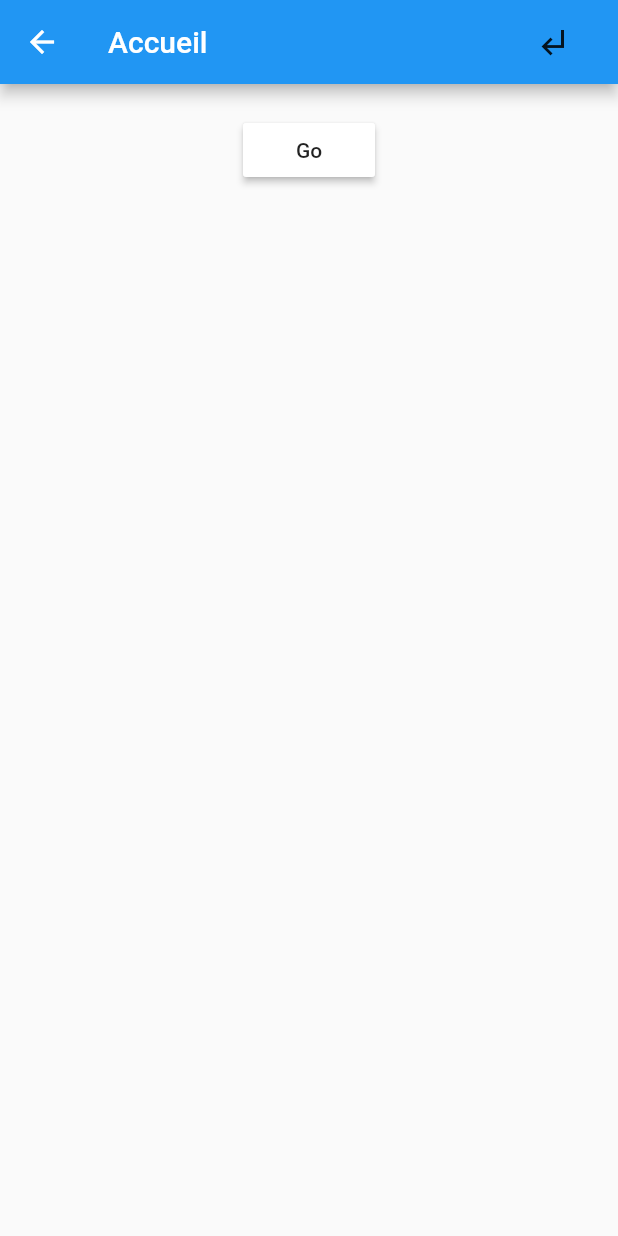
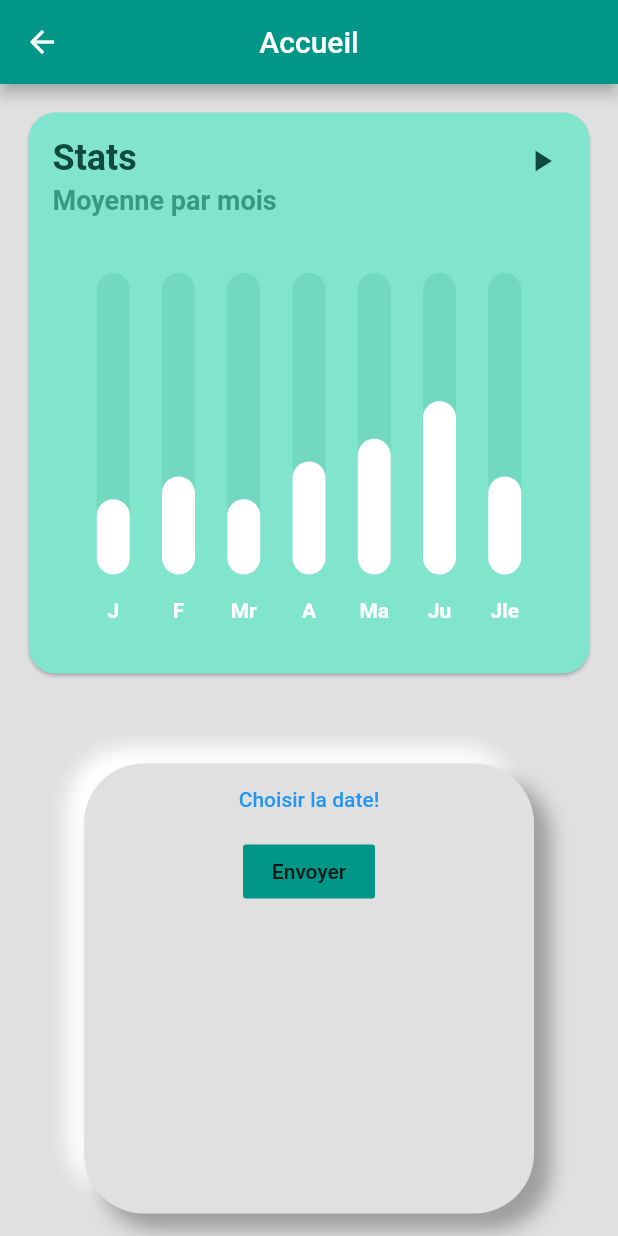
Before and after one commit to jeydi243/jwparticipant, a Flutter app: the HomePage screen opened directly, on a phone screen of 412 x 824 dp. Run offline on Flutter 3.47's test engine with Material 2 defaults, Android fonts, the phone set to English and light mode, and no system bars; drawn by our look-alikes of fl_chart; our stand-ins replace cloud_firestore, firebase_auth, flutter_datetime_picker, google_fonts; missing offline and left inert: loading; accounts and stored records are empty.

Commit message:
charts added

```diff
--- /dev/null
+++ b/lib/chart.dart
@@ -0,0 +1,310 @@
+import 'dart:async';
+import 'dart:math';
+
+import 'package:fl_chart/fl_chart.dart';
+import 'package:flutter/material.dart';
+
+class BarChartSample1 extends StatefulWidget {
+	final List < Color > availableColors = [
+		Colors.purpleAccent,
+		Colors.yellow,
+		Colors.lightBlue,
+		Colors.orange,
+		Colors.pink,
+		Colors.redAccent,
+	];
+
+	@override
+	State <StatefulWidget> createState() => BarChartSample1State();
+}
+
+class BarChartSample1State extends State < BarChartSample1 > {
+	final Color barBackgroundColor =
+	const Color(0xff72d8bf);
+	final Duration animDuration = Duration(milliseconds: 250);
+
+	int touchedIndex;
+
+	bool isPlaying = false;
+
+	@override
+	Widget build(BuildContext context) {
+		return AspectRatio(
+			aspectRatio: 1,
+			child: Card(
+				shape: RoundedRectangleBorder(borderRadius: BorderRadius.circular(18)),
+				color: const Color(0xff81e5cd),
+					child: Stack(
+						children: < Widget > [
+							Padding(
+								padding: const EdgeInsets.all(16),
+									child: Column(
+										crossAxisAlignment: CrossAxisAlignment.stretch,
+										mainAxisAlignment: MainAxisAlignment.start,
+										mainAxisSize: MainAxisSize.max,
+										children: <Widget> [
+											Text(
+												'Stats',
+												style: TextStyle(
+													color: const Color(0xff0f4a3c), fontSize: 24, fontWeight: FontWeight.bold),
+											),
+											const SizedBox(
+													height: 4,
+												),
+												Text(
+													"Moyenne par mois",
+													style: TextStyle(
+														color: const Color(0xff379982), fontSize: 18, fontWeight: FontWeight.bold),
+												),
+												const SizedBox(
+														height: 38,
+													),
+													Expanded(
+														child: Padding(
+															padding: const EdgeInsets.symmetric(horizontal: 8.0),
+																child: BarChart(
+																	isPlaying ? randomData() : mainBarData(),
+																	swapAnimationDuration: animDuration,
+																),
+														),
+													),
+													const SizedBox(
+														height: 12,
+													),
+										],
+									),
+							),
+							Padding(
+								padding: const EdgeInsets.all(8.0),
+									child: Align(
+										alignment: Alignment.topRight,
+										child: IconButton(
+											icon: Icon(
+												isPlaying ? Icons.pause : Icons.play_arrow,
+												color: const Color(0xff0f4a3c),
+											),
+											onPressed: () {
+												setState(() {
+													isPlaying = !isPlaying;
+													if (isPlaying) {
+														refreshState();
+													}
+												});
+											},
+										),
+									),
+							)
+						],
+					),
+			),
+		);
+	}
+
+	BarChartGroupData makeGroupData(
+		int x,
+		double y, {
+			bool isTouched = false,
+			Color barColor = Colors.white,
+			double width = 22,
+			List < int > showTooltips =
+			const [],
+		}) {
+		return BarChartGroupData(
+			x: x,
+			barRods: [
+				BarChartRodData(
+					y: isTouched ? y + 1 : y,
+					color: isTouched ? Colors.yellow : barColor,
+					width: width,
+					backDrawRodData: BackgroundBarChartRodData(
+						show: true,
+						y: 20,
+						color: barBackgroundColor,
+					),
+				),
+			],
+			showingTooltipIndicators: showTooltips,
+		);
+	}
+
+	List < BarChartGroupData > showingGroups() => List.generate(7, (i) {
+		switch (i) {
+			case 0:
+				return makeGroupData(0, 5, isTouched: i == touchedIndex);
+			case 1:
+				return makeGroupData(1, 6.5, isTouched: i == touchedIndex);
+			case 2:
+				return makeGroupData(2, 5, isTouched: i == touchedIndex);
+			case 3:
+				return makeGroupData(3, 7.5, isTouched: i == touchedIndex);
+			case 4:
+				return makeGroupData(4, 9, isTouched: i == touchedIndex);
+			case 5:
+				return makeGroupData(5, 11.5, isTouched: i == touchedIndex);
+			case 6:
+				return makeGroupData(6, 6.5, isTouched: i == touchedIndex);
+			default:
+				return null;
+		}
+	});
+
+	BarChartData mainBarData() {
+		return BarChartData(
+			barTouchData: BarTouchData(
+				touchTooltipData: BarTouchTooltipData(
+					tooltipBgColor: Colors.blueGrey,
+					getTooltipItem: (group, groupIndex, rod, rodIndex) {
+						String weekDay;
+						switch (group.x.toInt()) {
+							case 0:
+								weekDay = 'Janvier';
+								break;
+							case 1:
+								weekDay = 'Fevrier';
+								break;
+							case 2:
+								weekDay = 'Mars';
+								break;
+							case 3:
+								weekDay = 'Avril';
+								break;
+							case 4:
+								weekDay = 'Mai';
+								break;
+							case 5:
+								weekDay = 'Juin';
+								break;
+							case 6:
+								weekDay = 'Juillet';
+								break;
+						}
+						return BarTooltipItem(
+							weekDay + '\n' + (rod.y - 1).toString(), TextStyle(color: Colors.yellow));
+					}),
+				touchCallback: (barTouchResponse) {
+					setState(() {
+						if (barTouchResponse.spot != null &&
+							barTouchResponse.touchInput is!FlPanEnd &&
+							barTouchResponse.touchInput is!FlLongPressEnd) {
+							touchedIndex = barTouchResponse.spot.touchedBarGroupIndex;
+						} else {
+							touchedIndex = -1;
+						}
+					});
+				},
+			),
+			titlesData: FlTitlesData(
+				show: true,
+				bottomTitles: SideTitles(
+					showTitles: true,
+					textStyle: TextStyle(color: Colors.white, fontWeight: FontWeight.bold, fontSize: 14),
+					margin: 16,
+					getTitles: (double value) {
+						switch (value.toInt()) {
+							case 0:
+								return 'J';
+							case 1:
+								return 'F';
+							case 2:
+								return 'Mr';
+							case 3:
+								return 'A';
+							case 4:
+								return 'Ma';
+							case 5:
+								return 'Ju';
+							case 6:
+								return 'Jle';
+							default:
+								return '';
+						}
+					},
+				),
+				leftTitles: const SideTitles(
+					showTitles: false,
+				),
+			),
+			borderData: FlBorderData(
+				show: false,
+			),
+			barGroups: showingGroups(),
+		);
+	}
+
+	BarChartData randomData() {
+		return BarChartData(
+			barTouchData: const BarTouchData(
+					enabled: false,
+				),
+				titlesData: FlTitlesData(
+					show: true,
+					bottomTitles: SideTitles(
+						showTitles: true,
+						textStyle: TextStyle(color: Colors.white, fontWeight: FontWeight.bold, fontSize: 14),
+						margin: 16,
+						getTitles: (double value) {
+							switch (value.toInt()) {
+								case 0:
+									return 'M';
+								case 1:
+									return 'T';
+								case 2:
+									return 'W';
+								case 3:
+									return 'T';
+								case 4:
+									return 'F';
+								case 5:
+									return 'S';
+								case 6:
+									return 'S';
+								default:
+									return '';
+							}
+						},
+					),
+					leftTitles: const SideTitles(
+						showTitles: false,
+					),
+				),
+				borderData: FlBorderData(
+					show: false,
+				),
+				barGroups: List.generate(7, (i) {
+					switch (i) {
+						case 0:
+							return makeGroupData(0, Random().nextInt(15).toDouble() + 6,
+								barColor: widget.availableColors[Random().nextInt(widget.availableColors.length)]);
+						case 1:
+							return makeGroupData(1, Random().nextInt(15).toDouble() + 6,
+								barColor: widget.availableColors[Random().nextInt(widget.availableColors.length)]);
+						case 2:
+							return makeGroupData(2, Random().nextInt(15).toDouble() + 6,
+								barColor: widget.availableColors[Random().nextInt(widget.availableColors.length)]);
+						case 3:
+							return makeGroupData(3, Random().nextInt(15).toDouble() + 6,
+								barColor: widget.availableColors[Random().nextInt(widget.availableColors.length)]);
+						case 4:
+							return makeGroupData(4, Random().nextInt(15).toDouble() + 6,
+								barColor: widget.availableColors[Random().nextInt(widget.availableColors.length)]);
+						case 5:
+							return makeGroupData(5, Random().nextInt(15).toDouble() + 6,
+								barColor: widget.availableColors[Random().nextInt(widget.availableColors.length)]);
+						case 6:
+							return makeGroupData(6, Random().nextInt(15).toDouble() + 6,
+								barColor: widget.availableColors[Random().nextInt(widget.availableColors.length)]);
+						default:
+							return null;
+					}
+				}),
+		);
+	}
+
+	Future < dynamic > refreshState() async {
+		setState(() {});
+		await Future < dynamic > .delayed(animDuration + Duration(milliseconds: 50));
+		if (isPlaying) {
+			refreshState();
+		}
+	}
+}
--- a/lib/home.dart
+++ b/lib/home.dart
@@ -1,8 +1,14 @@
+// import 'dart:async';
+import 'package:vibration/vibration.dart';
+// import 'package:datetime_picker_formfield/datetime_picker_formfield.dart';
+import 'package:flutter_datetime_picker/flutter_datetime_picker.dart';
 import 'package:cloud_firestore/cloud_firestore.dart';
 import 'package:flutter/material.dart';
+import 'package:intl/intl.dart';
 import 'package:jwparticipant/auth.dart';
 import 'package:jwparticipant/record.dart';
 
+import 'chart.dart';
 
 class HomePage extends StatefulWidget {
 
@@ -20,6 +26,7 @@ class HomePage extends StatefulWidget {
 }
 
 class _HomePageState extends State < HomePage > {
+	final format = DateFormat("dd-MM-yyyy");
 	void _signOut() async {
 		try {
 			print("la methode est appelé");
@@ -35,16 +42,86 @@ class _HomePageState extends State < HomePage > {
 	@override
 	Widget build(BuildContext context) {
 		return Scaffold(
+			backgroundColor: Colors.grey[300],
 			appBar: AppBar(
+				centerTitle: true,
 				title: Text('Accueil'),
-				actions: < Widget > [
-					FlatButton(
-						child: Icon(Icons.subdirectory_arrow_left),
-						onPressed: _signOut,
-					)
-				],
+				backgroundColor: Colors.teal,
 			),
-			body: _buildBody(context),
+			body: Center(
+				child: Container(
+					padding: EdgeInsets.all(15.0),
+					child: Column(
+						children: < Widget > [
+							Container(
+								child: Column(
+									children: < Widget > [
+
+										BarChartSample1(),
+									],
+								),
+							),
+							Spacer(flex: 2),
+							Container(
+								height: 300,
+								width: 300,
+								decoration: BoxDecoration(
+									color: Colors.grey[300],
+									borderRadius: BorderRadius.all(Radius.circular(40)),
+									boxShadow: [
+										BoxShadow(
+											color: Colors.white,
+											offset: Offset(-10.0, -10.0),
+											blurRadius: 10.0,
+											spreadRadius: 1.0
+										),
+										BoxShadow(
+											color: Colors.grey[500],
+											offset: Offset(10.0, 10.0),
+											blurRadius: 10.0,
+											spreadRadius: 1.0
+										)
+									]
+								),
+								child: Column(
+									children: < Widget > [
+										FlatButton(
+											onPressed: () {
+												DatePicker.showDatePicker(
+													context,
+													showTitleActions: true,
+													minTime: DateTime(2018, 3, 5),
+													maxTime: DateTime(2019, 6, 7),
+													onChanged: (date) {
+														Vibration.vibrate();
+														print('change $date');
+													}, onConfirm: (date) {
+														print('confirm $date');
+													}, currentTime: DateTime.now(), locale: LocaleType.fr);
+											},
+											child: Text(
+												'Choisir la date!',
+												style: TextStyle(
+													color: Colors.blue
+												),
+											)
+										),
+										SizedBox(
+											child: FittedBox(
+												fit: BoxFit.fill,
+												child: FlatButton(
+													onPressed: () {},
+													color: Colors.teal,
+													child: Text("Envoyer")),
+											)
+										),
+									],
+								),
+							),
+						],
+					),
+				),
+			),
 		);
 	}
 
```
Also changed, not shown: lib/login.dart (+22 -3 lines), lib/main.dart (+7 -9 lines), pubspec.yaml (+7 -3 lines), pubspec.lock.
